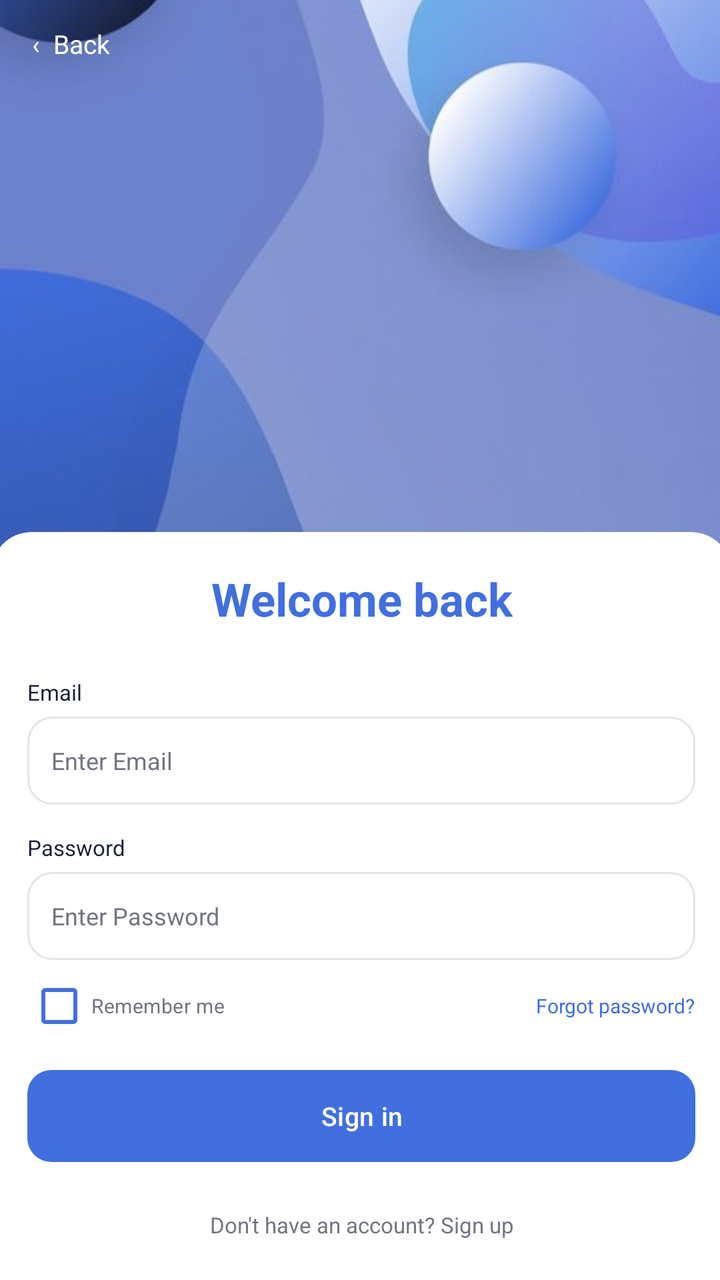
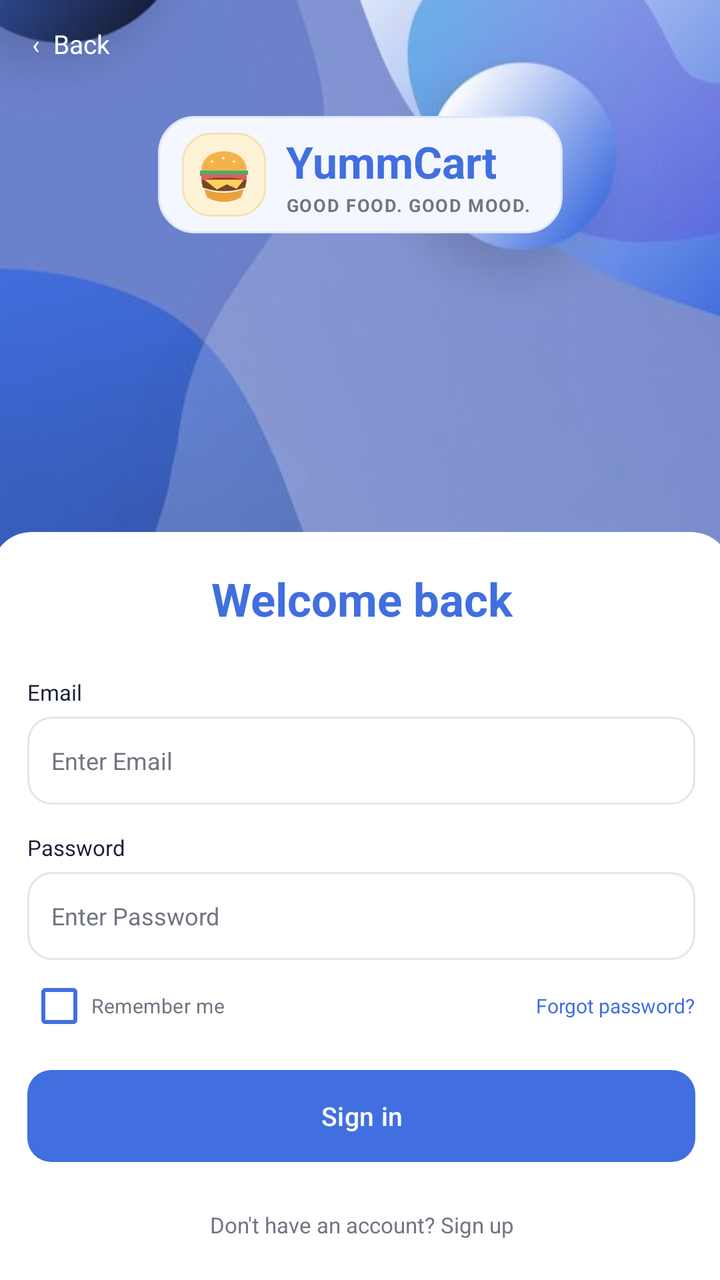

Two renders of the same Android screen: before a commit and after it. Below are the layout's source before the change and the commit's diff.
<!-- AndroidManifest.xml: application theme Theme.MyApplication -->
<!-- res/layout/activity_login.xml -->
<?xml version="1.0" encoding="utf-8"?>
<RelativeLayout
    xmlns:android="http://schemas.android.com/apk/res/android"
    xmlns:app="http://schemas.android.com/apk/res-auto"
    android:layout_width="match_parent"
    android:layout_height="match_parent"
    android:background="@color/screen_background">

    <androidx.constraintlayout.widget.ConstraintLayout
        android:layout_width="match_parent"
        android:layout_height="match_parent"
        android:background="@drawable/bg_card"
        android:clipToOutline="true">

        
        <ImageView
            android:layout_width="0dp"
            android:layout_height="0dp"
            android:contentDescription="@null"
            android:scaleType="centerCrop"
            android:src="@drawable/auth_background"
            app:layout_constraintTop_toTopOf="parent"
            app:layout_constraintBottom_toBottomOf="parent"
            app:layout_constraintStart_toStartOf="parent"
            app:layout_constraintEnd_toEndOf="parent" />

        
        <TextView
            android:id="@+id/tvBack"
            android:layout_width="wrap_content"
            android:layout_height="44dp"
            android:gravity="center_vertical"
            android:paddingStart="16dp"
            android:paddingEnd="16dp"
            android:text="&#x2039;  Back"
            android:textColor="@color/white"
            android:textSize="13sp"
            app:layout_constraintTop_toTopOf="parent"
            app:layout_constraintStart_toStartOf="parent" />

        
        <ScrollView
            android:layout_width="370dp"
            android:layout_height="0dp"
            android:layout_marginTop="266dp"
            android:background="@drawable/rounded_scrollview_bg"
            android:clipToOutline="true"
            android:fillViewport="true"
            android:padding="18dp"
            android:scrollbars="none"
            app:layout_constraintEnd_toEndOf="parent"
            app:layout_constraintHeight_percent="0.74"
            app:layout_constraintHorizontal_bias="0.476"
            app:layout_constraintStart_toStartOf="parent"
            app:layout_constraintTop_toTopOf="parent">

            <LinearLayout
                android:layout_width="match_parent"
                android:layout_height="wrap_content"
                android:orientation="vertical">

                
                <TextView
                    android:layout_width="match_parent"
                    android:layout_height="wrap_content"
                    android:gravity="center"
                    android:text="Welcome back"
                    android:textColor="@color/primary_blue"
                    android:textSize="23sp"
                    android:textStyle="bold" />

                
                <TextView
                    android:layout_width="wrap_content"
                    android:layout_height="wrap_content"
                    android:layout_marginTop="24dp"
                    android:text="Email"
                    android:textColor="@color/dark_text"
                    android:textSize="11sp" />

                <EditText
                    android:id="@+id/etLoginEmail"
                    android:layout_width="match_parent"
                    android:layout_height="44dp"
                    android:textColorHint="@color/secondary_text"
                    android:layout_marginTop="5dp"
                    android:background="@drawable/bg_input"
                    android:hint="Enter Email"
                    android:inputType="textEmailAddress"
                    android:paddingStart="12dp"
                    android:paddingEnd="12dp"
                    android:textColor="@color/dark_text"
                    android:textSize="12sp"
                    android:singleLine="true" />

                
                <TextView
                    android:layout_width="wrap_content"
                    android:layout_height="wrap_content"
                    android:layout_marginTop="14dp"
                    android:text="Password"
                    android:textColor="@color/dark_text"
                    android:textSize="11sp" />

                <EditText
                    android:id="@+id/etLoginPassword"
                    android:layout_width="match_parent"
                    android:layout_height="44dp"
                    android:layout_marginTop="5dp"
                    android:background="@drawable/bg_input"
                    android:hint="Enter Password"
                    android:inputType="textPassword"
                    android:textColorHint="@color/secondary_text"
                    android:paddingStart="12dp"
                    android:paddingEnd="12dp"
                    android:textColor="@color/dark_text"
                    android:textSize="12sp"
                    android:singleLine="true" />

                
                <LinearLayout
                    android:layout_width="match_parent"
                    android:layout_height="wrap_content"
                    android:layout_marginTop="5dp"
                    android:gravity="center_vertical"
                    android:orientation="horizontal">

                    <CheckBox
                        android:id="@+id/cbRemember"
                        android:layout_width="0dp"
                        android:layout_height="wrap_content"
                        android:layout_weight="1"
                        android:buttonTint="@color/primary_blue"
                        android:minHeight="36dp"
                        android:text="Remember me"
                        android:textColor="@color/secondary_text"
                        android:textSize="10sp" />

                    <TextView
                        android:id="@+id/tvForgotPassword"
                        android:layout_width="wrap_content"
                        android:layout_height="wrap_content"
                        android:clickable="true"
                        android:focusable="true"
                        android:text="Forgot password?"
                        android:textColor="@color/primary_blue"
                        android:textSize="10sp" />

                </LinearLayout>

                
                <Button
                    android:id="@+id/btnLogin"
                    android:layout_width="match_parent"
                    android:layout_height="46dp"
                    android:layout_marginTop="14dp"
                    android:background="@drawable/bg_button"
                    android:backgroundTint="@color/primary_blue"
                    android:insetTop="0dp"
                    android:insetBottom="0dp"
                    android:text="Sign in"
                    android:textAllCaps="false"
                    android:textColor="@color/white"
                    android:textSize="13sp" />

                
                <TextView
                    android:id="@+id/tvGoToSignUp"
                    android:layout_width="match_parent"
                    android:layout_height="wrap_content"
                    android:layout_marginTop="24dp"
                    android:gravity="center"
                    android:text="Don't have an account? Sign up"
                    android:textColor="@color/secondary_text"
                    android:textSize="11sp" />

            </LinearLayout>

        </ScrollView>

    </androidx.constraintlayout.widget.ConstraintLayout>

</RelativeLayout>
<!-- resources referenced by this layout -->
<resources>
  <color name="dark_text">#171D35</color>
  <color name="primary_blue">#416FDF</color>
  <color name="screen_background">#F4F7FD</color>
  <color name="secondary_text">#717581</color>
  <color name="white">#FFFFFF</color>
  <!-- drawable auth_background: jpeg bitmap (drawable, 22166 bytes) -->
  <!-- drawable bg_button (drawable) -->
  <?xml version="1.0" encoding="utf-8"?>
  <shape xmlns:android="http://schemas.android.com/apk/res/android">
      <solid android:color="@color/primary_blue" />
      <corners android:radius="12dp" />
  </shape>
  <!-- drawable bg_card (drawable) -->
  <?xml version="1.0" encoding="utf-8"?>
  <shape xmlns:android="http://schemas.android.com/apk/res/android">
      <solid android:color="@color/white" />
  </shape>
  <!-- drawable bg_input (drawable) -->
  <?xml version="1.0" encoding="utf-8"?>
  <shape xmlns:android="http://schemas.android.com/apk/res/android">
      <solid android:color="@color/white" />
      <stroke
          android:width="1dp"
          android:color="@color/border_color" />
      <corners android:radius="12dp" />
  </shape>
  <!-- drawable rounded_scrollview_bg (drawable) -->
  <?xml version="1.0" encoding="utf-8"?>
  <shape xmlns:android="http://schemas.android.com/apk/res/android">
      <corners android:radius="20dp"/>
      <solid android:color="@color/white" />
  
  </shape>
  <style name="Theme.MyApplication" parent="Base.Theme.MyApplication" />
  <color name="border_color">#E2E5EA</color>
  <style name="Base.Theme.MyApplication" parent="Theme.Material3.Light.NoActionBar">
  
          <item name="colorPrimary">#416FDF</item>
          <item name="colorSecondary">#416FDF</item>
          <item name="colorTertiary">#416FDF</item>
          <item name="android:windowLightStatusBar">true</item>
  
      </style>
</resources>

<!-- the commit's change to res/layout/activity_login.xml (unified diff, before → after) -->
@@ -23,6 +23,15 @@
             app:layout_constraintBottom_toBottomOf="parent"
             app:layout_constraintStart_toStartOf="parent"
             app:layout_constraintEnd_toEndOf="parent" />
+    <include
+        android:id="@+id/yummCartBrandHeader"
+        layout="@layout/view_yummcart_brand"
+        android:layout_width="wrap_content"
+        android:layout_height="wrap_content"
+        android:layout_marginTop="58dp"
+        app:layout_constraintTop_toTopOf="parent"
+        app:layout_constraintStart_toStartOf="parent"
+        app:layout_constraintEnd_toEndOf="parent" />
 
         
         <TextView
@@ -181,3 +190,53 @@
     </androidx.constraintlayout.widget.ConstraintLayout>
 
 </RelativeLayout>
+<!-- res/layout/view_yummcart_brand.xml (included above) -->
+<?xml version="1.0" encoding="utf-8"?>
+<LinearLayout xmlns:android="http://schemas.android.com/apk/res/android"
+    android:id="@+id/yummCartBrandRoot"
+    android:layout_width="wrap_content"
+    android:layout_height="wrap_content"
+    android:background="@drawable/bg_brand_header"
+    android:gravity="center_vertical"
+    android:orientation="horizontal"
+    android:paddingStart="12dp"
+    android:paddingTop="8dp"
+    android:paddingEnd="16dp"
+    android:paddingBottom="8dp">
+
+    <ImageView
+        android:id="@+id/ivYummCartBrandIcon"
+        android:layout_width="42dp"
+        android:layout_height="42dp"
+        android:background="@drawable/bg_food_badge"
+        android:contentDescription="@string/p4_brand_icon_description"
+        android:padding="4dp"
+        android:scaleType="fitCenter"
+        android:src="@drawable/ic_yummcart_food" />
+
+    <LinearLayout
+        android:layout_width="wrap_content"
+        android:layout_height="wrap_content"
+        android:layout_marginStart="10dp"
+        android:orientation="vertical">
+
+        <TextView
+            android:layout_width="wrap_content"
+            android:layout_height="wrap_content"
+            android:text="@string/p4_app_title"
+            android:textColor="@color/primary_blue"
+            android:textSize="22sp"
+            android:textStyle="bold" />
+
+        <TextView
+            android:layout_width="wrap_content"
+            android:layout_height="wrap_content"
+            android:layout_marginTop="1dp"
+            android:letterSpacing="0.06"
+            android:text="@string/p4_brand_tagline"
+            android:textColor="@color/secondary_text"
+            android:textSize="9sp"
+            android:textStyle="bold" />
+    </LinearLayout>
+
+</LinearLayout>
<!-- resource entries referenced after the edit -->
@@ -6,6 +6,13 @@
   <color name="secondary_text">#717581</color>
   <color name="white">#FFFFFF</color>
   <!-- drawable auth_background: jpeg bitmap (drawable, 22166 bytes) -->
+  <!-- drawable bg_brand_header (drawable) -->
+  <?xml version="1.0" encoding="utf-8"?>
+  <shape xmlns:android="http://schemas.android.com/apk/res/android" android:shape="rectangle">
+      <solid android:color="#F4F7FD" />
+      <corners android:radius="18dp" />
+      <stroke android:width="1dp" android:color="#DDE7FA" />
+  </shape>
   <!-- drawable bg_button (drawable) -->
   <?xml version="1.0" encoding="utf-8"?>
   <shape xmlns:android="http://schemas.android.com/apk/res/android">
@@ -17,6 +24,13 @@
   <shape xmlns:android="http://schemas.android.com/apk/res/android">
       <solid android:color="@color/white" />
   </shape>
+  <!-- drawable bg_food_badge (drawable) -->
+  <?xml version="1.0" encoding="utf-8"?>
+  <shape xmlns:android="http://schemas.android.com/apk/res/android" android:shape="rectangle">
+      <solid android:color="#FFF3D7" />
+      <corners android:radius="14dp" />
+      <stroke android:width="1dp" android:color="#F4E1B6" />
+  </shape>
   <!-- drawable bg_input (drawable) -->
   <?xml version="1.0" encoding="utf-8"?>
   <shape xmlns:android="http://schemas.android.com/apk/res/android">
@@ -26,6 +40,20 @@
           android:color="@color/border_color" />
       <corners android:radius="12dp" />
   </shape>
+  <!-- drawable ic_yummcart_food (drawable) -->
+  <vector xmlns:android="http://schemas.android.com/apk/res/android"
+      android:width="48dp"
+      android:height="48dp"
+      android:viewportWidth="48"
+      android:viewportHeight="48">
+      <path android:fillColor="#F4B34A" android:pathData="M8,21 C8,12.8 14.8,7.5 24,7.5 C33.2,7.5 40,12.8 40,21 Z" />
+      <path android:fillColor="#FFF3CD" android:pathData="M15,14 C15.8,13.5 16.7,14.2 16.4,15 C16.1,15.8 14.9,15.8 14.6,15 C14.4,14.6 14.6,14.2 15,14 Z M23,11.5 C23.8,11.1 24.7,11.8 24.4,12.6 C24.1,13.4 22.9,13.4 22.6,12.6 C22.4,12.2 22.6,11.8 23,11.5 Z M30.5,14 C31.3,13.5 32.2,14.2 31.9,15 C31.6,15.8 30.4,15.8 30.1,15 C29.9,14.6 30.1,14.2 30.5,14 Z" />
+      <path android:fillColor="#53A96C" android:pathData="M7,21 L41,21 L41,24 L36,26 L31,24 L26,26 L21,24 L16,26 L11,24 L7,25 Z" />
+      <path android:fillColor="#E85B58" android:pathData="M8,24 L40,24 L40,28 L8,28 Z" />
+      <path android:fillColor="#79452C" android:pathData="M8,28 C17,25.5 31,25.5 40,28 L39,33 C29,36.5 19,36.5 9,33 Z" />
+      <path android:fillColor="#FFD05A" android:pathData="M10,27.5 L38,27.5 L33,34 L26,30.8 L19,34.5 Z" />
+      <path android:fillColor="#EAA03C" android:pathData="M10,34 C18,37.7 30,37.7 38,34 L36,40 C28.5,44.3 19.5,44.3 12,40 Z" />
+  </vector>
   <!-- drawable rounded_scrollview_bg (drawable) -->
   <?xml version="1.0" encoding="utf-8"?>
   <shape xmlns:android="http://schemas.android.com/apk/res/android">
@@ -33,6 +61,9 @@
       <solid android:color="@color/white" />
   
   </shape>
+  <string name="p4_app_title">YummCart</string>
+  <string name="p4_brand_icon_description">YummCart burger logo</string>
+  <string name="p4_brand_tagline">GOOD FOOD. GOOD MOOD.</string>
   <style name="Theme.MyApplication" parent="Base.Theme.MyApplication" />
   <color name="border_color">#E2E5EA</color>
   <style name="Base.Theme.MyApplication" parent="Theme.Material3.Light.NoActionBar">
